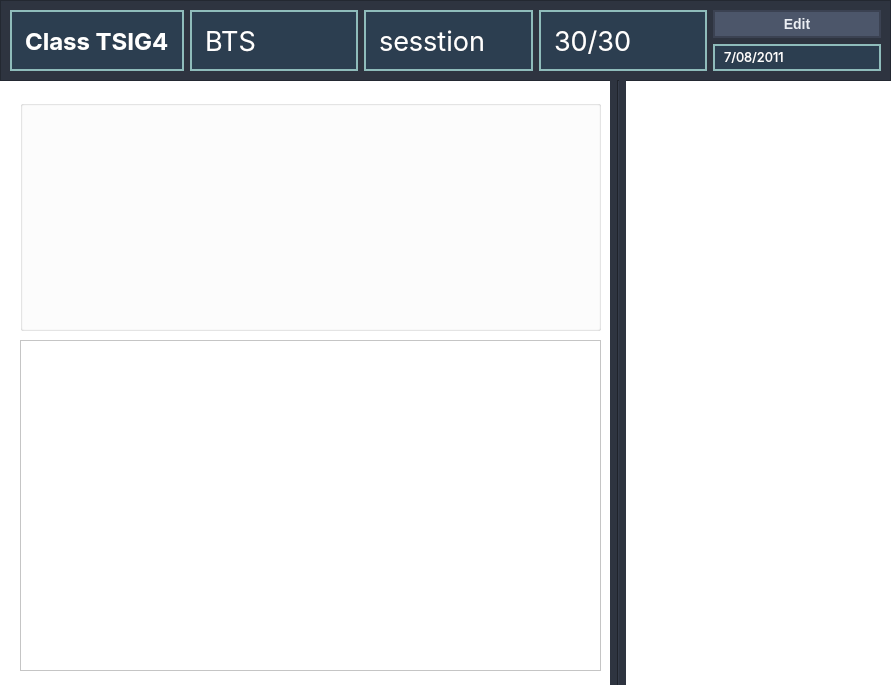
KasperJack/School-Management-System, file School_System/ui/ViewClassDialog.ui: the form before one commit.
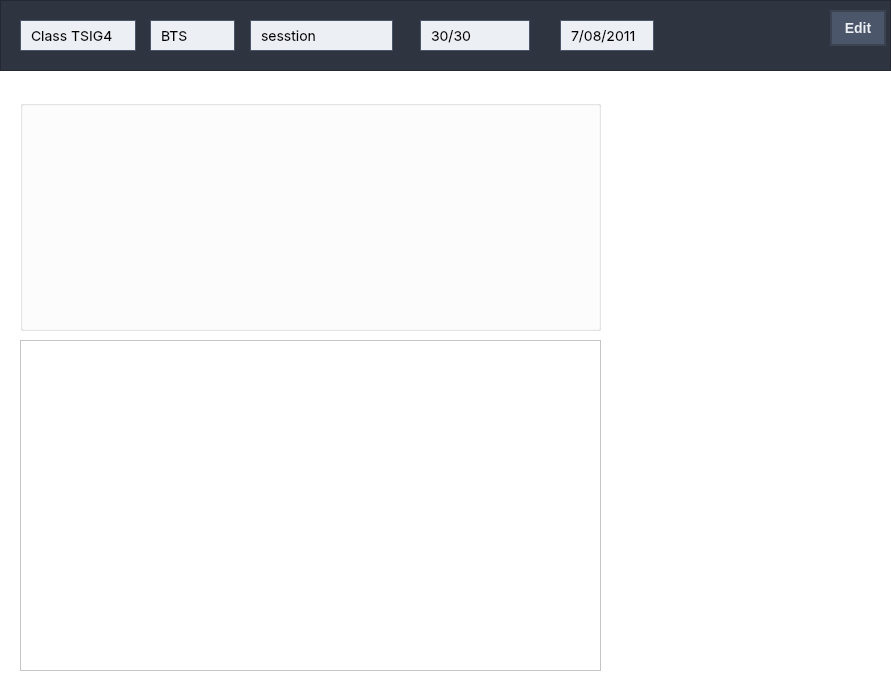
The form after the commit.

The edit to the form file:
```diff
--- a/School_System/ui/ViewClassDialog.ui
+++ b/School_System/ui/ViewClassDialog.ui
@@ -349,7 +349,7 @@
      <x>0</x>
      <y>0</y>
      <width>891</width>
-     <height>81</height>
+     <height>71</height>
     </rect>
    </property>
    <property name="styleSheet">
@@ -362,102 +362,132 @@
    <property name="frameShadow">
     <enum>QFrame::Shadow::Raised</enum>
    </property>
-   <layout class="QGridLayout" name="gridLayout">
-    <item row="0" column="0">
      <widget class="QLabel" name="class_name">
+    <property name="geometry">
+     <rect>
+      <x>20</x>
+      <y>20</y>
+      <width>116</width>
+      <height>31</height>
+     </rect>
+    </property>
       <property name="font">
        <font>
         <family>Inter</family>
-        <pointsize>18</pointsize>
-        <bold>true</bold>
+      <pointsize>-1</pointsize>
+      <bold>false</bold>
        </font>
       </property>
       <property name="styleSheet">
-       <string notr="true">QLabel {
-    color: white;
-    background-color: #2c3e50;  /* Dark background */
-    padding: 6px;
-    text-align: center;
-    border: 2px solid #8fbcbb;  /* Teal border */
-}
+     <string notr="true">
+    background-color: #eceff4; /* Light background */
+    color: #000000; /* Black text */
+    border: 1px solid #4C566A; /* Subtle gray-blue border */
+    border-radius: 0px; /* No rounded corners */
+    padding: 6px; /* Padding inside the field */
+    font-size: 14px; /* Standard font size */
 </string>
       </property>
       <property name="text">
        <string>Class TSIG4</string>
       </property>
      </widget>
-    </item>
-    <item row="0" column="1">
      <widget class="QLabel" name="grade">
+    <property name="geometry">
+     <rect>
+      <x>150</x>
+      <y>20</y>
+      <width>85</width>
+      <height>31</height>
+     </rect>
+    </property>
       <property name="font">
        <font>
         <family>Inter</family>
-        <pointsize>20</pointsize>
+      <pointsize>-1</pointsize>
        </font>
       </property>
       <property name="styleSheet">
-       <string notr="true">QLabel {
-    color: white;
-    background-color: #2c3e50;  /* Dark background */
-    padding: 6px;
-    text-align: center;
-    border: 2px solid #8fbcbb;  /* Teal border */
-}
+     <string notr="true">
+    background-color: #eceff4; /* Light background */
+    color: #000000; /* Black text */
+    border: 1px solid #4C566A; /* Subtle gray-blue border */
+    border-radius: 0px; /* No rounded corners */
+    padding: 6px; /* Padding inside the field */
+    font-size: 14px; /* Standard font size */
 </string>
       </property>
       <property name="text">
        <string>BTS</string>
       </property>
      </widget>
-    </item>
-    <item row="0" column="2">
      <widget class="QLabel" name="sesstion">
+    <property name="geometry">
+     <rect>
+      <x>250</x>
+      <y>20</y>
+      <width>143</width>
+      <height>31</height>
+     </rect>
+    </property>
       <property name="font">
        <font>
         <family>Inter</family>
-        <pointsize>20</pointsize>
+      <pointsize>-1</pointsize>
        </font>
       </property>
       <property name="styleSheet">
-       <string notr="true">QLabel {
-    color: white;
-    background-color: #2c3e50;  /* Dark background */
-    padding: 6px;
-    text-align: center;
-    border: 2px solid #8fbcbb;  /* Teal border */
-}</string>
+     <string notr="true">
+    background-color: #eceff4; /* Light background */
+    color: #000000; /* Black text */
+    border: 1px solid #4C566A; /* Subtle gray-blue border */
+    border-radius: 0px; /* No rounded corners */
+    padding: 6px; /* Padding inside the field */
+    font-size: 14px; /* Standard font size */
+</string>
       </property>
       <property name="text">
        <string>sesstion</string>
       </property>
      </widget>
-    </item>
-    <item row="0" column="3">
      <widget class="QLabel" name="max_stud">
+    <property name="geometry">
+     <rect>
+      <x>420</x>
+      <y>20</y>
+      <width>110</width>
+      <height>31</height>
+     </rect>
+    </property>
       <property name="font">
        <font>
         <family>Inter</family>
-        <pointsize>20</pointsize>
+      <pointsize>-1</pointsize>
        </font>
       </property>
       <property name="styleSheet">
-       <string notr="true">QLabel {
-    color: white;
-    background-color: #2c3e50;  /* Dark background */
-    padding: 6px;
-    text-align: center;
-    border: 2px solid #8fbcbb;  /* Teal border */
-}</string>
+     <string notr="true">
+    background-color: #eceff4; /* Light background */
+    color: #000000; /* Black text */
+    border: 1px solid #4C566A; /* Subtle gray-blue border */
+    border-radius: 0px; /* No rounded corners */
+    padding: 6px; /* Padding inside the field */
+    font-size: 14px; /* Standard font size */
+</string>
       </property>
       <property name="text">
        <string>30/30</string>
       </property>
      </widget>
-    </item>
-    <item row="0" column="4">
-     <layout class="QVBoxLayout" name="verticalLayout">
-      <item>
        <widget class="QPushButton" name="pushButton">
+    <property name="geometry">
+     <rect>
+      <x>830</x>
+      <y>10</y>
+      <width>56</width>
+      <height>36</height>
+     </rect>
+    </property>
         <property name="styleSheet">
          <string notr="true">QPushButton {
     color: #ECEFF4;  /* Light text color */
@@ -484,52 +514,39 @@
          <string>Edit</string>
         </property>
        </widget>
-      </item>
-      <item>
        <widget class="QLabel" name="creation_date">
+    <property name="geometry">
+     <rect>
+      <x>560</x>
+      <y>20</y>
+      <width>94</width>
+      <height>31</height>
+     </rect>
+    </property>
         <property name="font">
          <font>
           <family>Inter</family>
-          <pointsize>10</pointsize>
+      <pointsize>-1</pointsize>
          </font>
         </property>
         <property name="styleSheet">
-         <string notr="true">QLabel {
-    color: white;
-    background-color: #2c3e50;  /* Dark background */
-    padding: 6px;
-    text-align: center;
-    border: 2px solid #8fbcbb;  /* Teal border */
-}
+     <string notr="true">
+    background-color: #eceff4; /* Light background */
+    color: #000000; /* Black text */
+    border: 1px solid #4C566A; /* Subtle gray-blue border */
+    border-radius: 0px; /* No rounded corners */
+    padding: 6px; /* Padding inside the field */
+    font-size: 14px; /* Standard font size */
 </string>
         </property>
         <property name="text">
          <string>7/08/2011</string>
         </property>
        </widget>
-      </item>
-     </layout>
-    </item>
-   </layout>
   </widget>
-  <widget class="Line" name="line">
-   <property name="geometry">
-    <rect>
-     <x>610</x>
-     <y>80</y>
-     <width>16</width>
-     <height>621</height>
-    </rect>
-   </property>
-   <property name="styleSheet">
-    <string notr="true">    background-color:#2e3440
-</string>
-   </property>
-   <property name="orientation">
-    <enum>Qt::Orientation::Vertical</enum>
-   </property>
-  </widget>
- </widget>
- <resources/>
+ </widget>
+ <resources>
+  <include location="../resources/rec.qrc"/>
+ </resources>
  <connections/>
 </ui>
```
Lines whose indentation alone changed are shown as unchanged.
